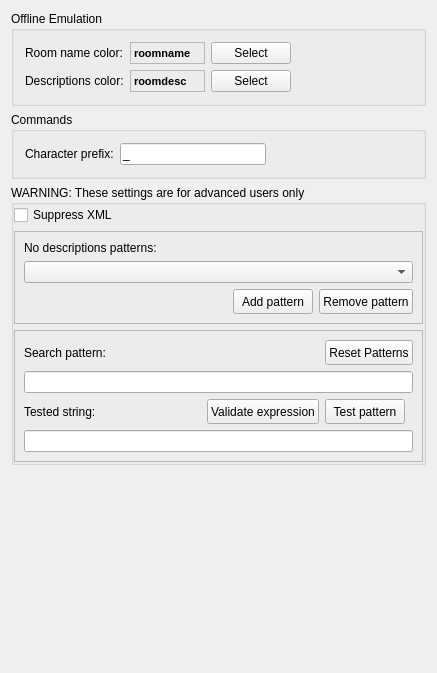
MUME/MMapper, file src/preferences/parserpage.ui: the form before one commit.
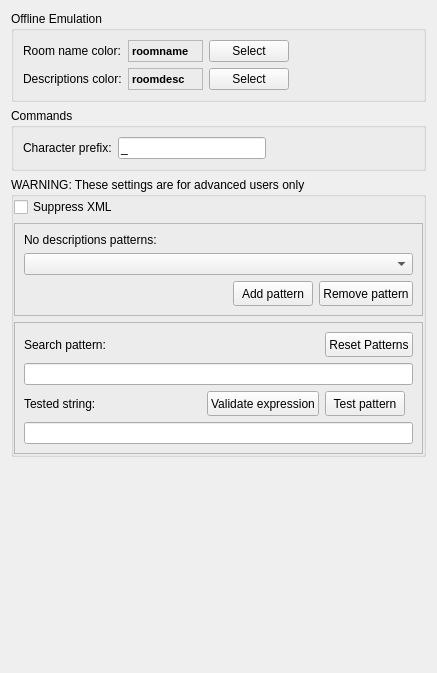
The form after the commit.

Commit message: Loosen config dialog spacing constraints

What changed in the file:
```diff
--- a/src/preferences/parserpage.ui
+++ b/src/preferences/parserpage.ui
@@ -466,8 +466,6 @@
    </item>
   </layout>
  </widget>
- <layoutdefault spacing="6" margin="11"/>
- <pixmapfunction>qPixmapFromMimeSource</pixmapfunction>
  <tabstops>
   <tabstop>roomNameColorPushButton</tabstop>
   <tabstop>roomDescColorPushButton</tabstop>
```
The commit also changes 8 other files.
